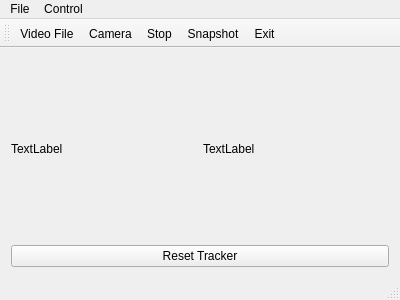
Before: the Qt Designer form mainwindow.ui in arpithabs24/MotionDetector, drawn with Qt 5.
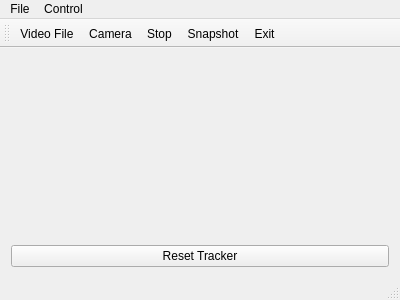
After: the same form once the commit is applied.

Commit message: Blank label names

Diff of the .ui file:
```diff
--- a/mainwindow.ui
+++ b/mainwindow.ui
@@ -20,14 +20,14 @@
       <item>
        <widget class="QLabel" name="label">
         <property name="text">
-         <string>TextLabel</string>
+         <string/>
         </property>
        </widget>
       </item>
       <item>
        <widget class="QLabel" name="label_2">
         <property name="text">
-         <string>TextLabel</string>
+         <string/>
         </property>
        </widget>
       </item>
```
